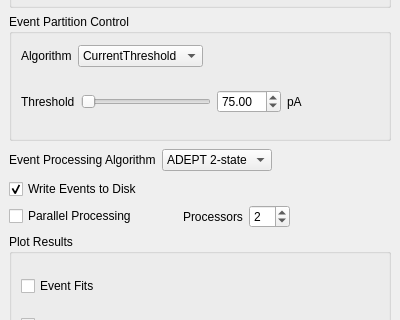
Old version of the form mosaicgui/ui/SettingsWindow.ui in the repository usnistgov/mosaic; both pictures show x 0 to 400 and y 302 to 622 of the 400 by 720 pixel window.
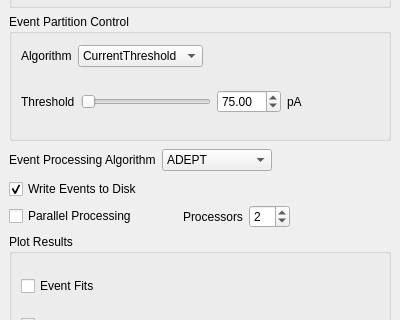
New version of the form.

Commit message: Reordered algorithm order in main window.

```diff
--- a/mosaicgui/ui/SettingsWindow.ui
+++ b/mosaicgui/ui/SettingsWindow.ui
@@ -747,12 +747,12 @@
        <widget class="QComboBox" name="processingAlgorithmComboBox">
         <item>
          <property name="text">
-          <string>ADEPT 2-state</string>
+          <string>ADEPT</string>
          </property>
         </item>
         <item>
          <property name="text">
-          <string>ADEPT</string>
+          <string>ADEPT 2-state</string>
          </property>
         </item>
         <item>
```
